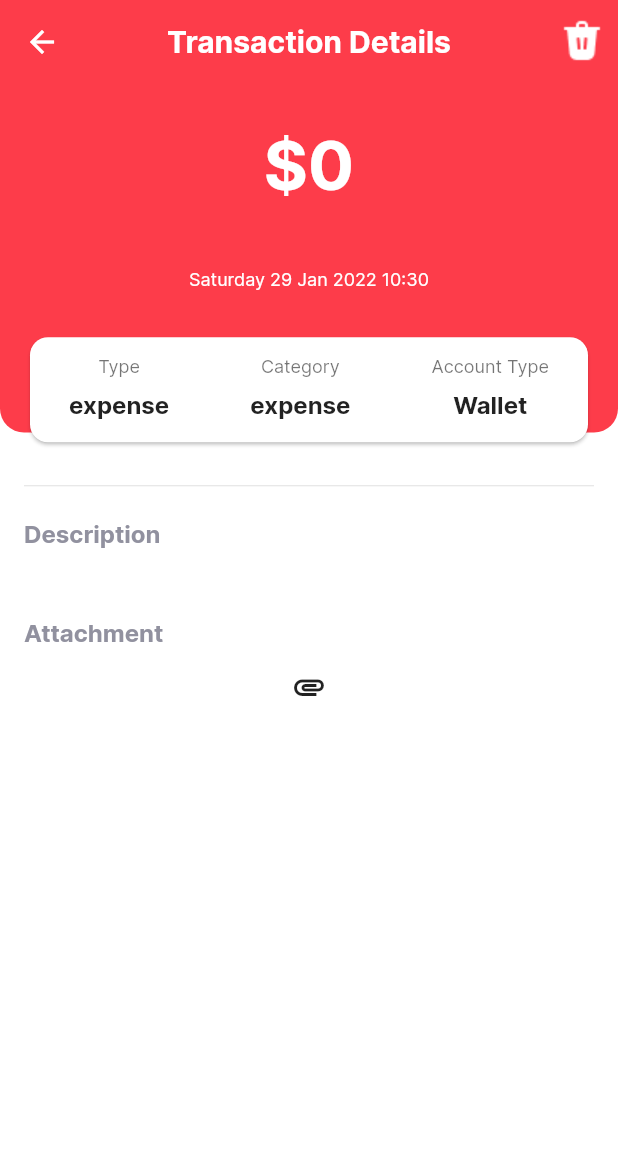
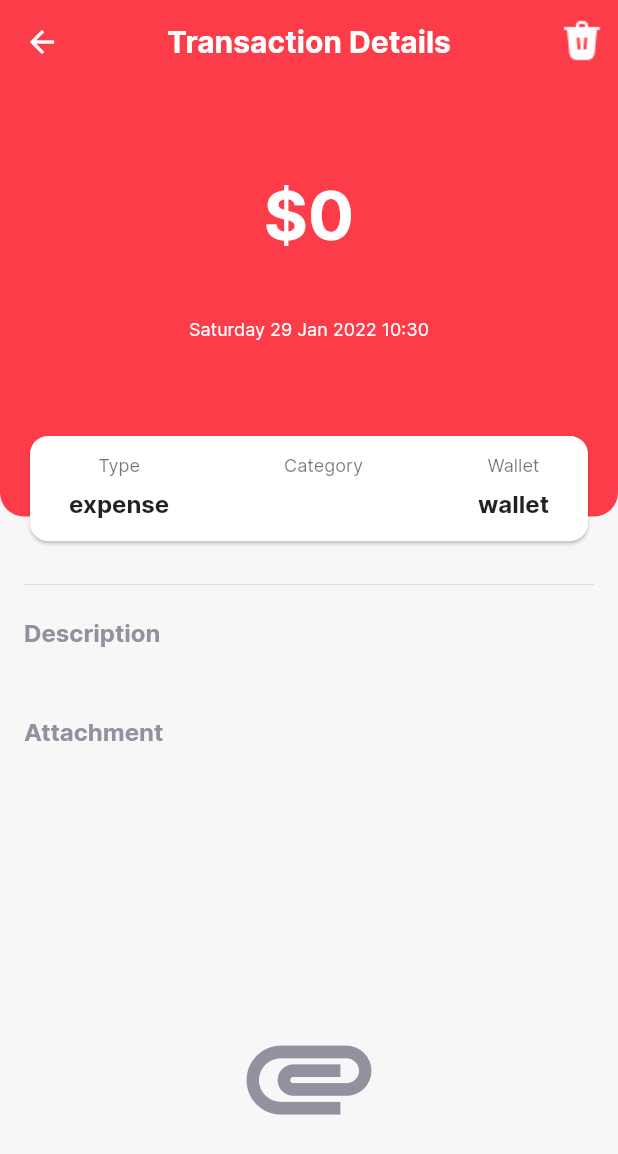
Before and after one commit to mostafaemara/expense_tracker_app, a Flutter app: the TransactionDetailsPage screen opened directly with empty values, on a phone screen of 412 x 824 dp. Shown: the top 1154 px of the screen. Run offline on Flutter 3.47's test engine with Material 2 defaults, Android fonts, the light colour scheme and no system bars; our stand-ins replace auto_route, bloc, bubble_tab_indicator, cached_network_image, cloud_firestore, equatable and 11 more; missing offline and left inert: arabic_numbers, ntp; accounts and stored records are empty; generated files the repository leaves out were written again.

Commit message:
finished transaction details

```diff
--- a/lib/src/extenstions/date_time_helper.dart
+++ b/lib/src/extenstions/date_time_helper.dart
@@ -1,3 +1,5 @@
+import 'package:intl/intl.dart';
+
 extension DateTimeFilter on DateTime {
   bool isAfterEqual(DateTime date) {
     return (isAfter(date) ||
@@ -8,4 +10,16 @@ extension DateTimeFilter on DateTime {
     return (isBefore(date) ||
         (day == date.day && month == date.month && year == date.year));
   }
+
+  String formatTimeHHMMAMPM() {
+    final formattedDate = DateFormat('hh:mm a').format(this);
+
+    return formattedDate;
+  }
+
+  String formatDateDDDDdMMyhm() {
+    final formattedDate = DateFormat('EEEE d MMM y hh:mm').format(this);
+
+    return formattedDate;
+  }
 }
--- a/lib/src/extenstions/transaction_helper.dart
+++ b/lib/src/extenstions/transaction_helper.dart
@@ -68,16 +68,4 @@ extension TransactionFormatter on Transaction {
     }
     return formattedAmount;
   }
-
-  String formatTimeHHMMAMPM() {
-    final formattedDate = DateFormat('hh:mm a').format(date);
-
-    return formattedDate;
-  }
-
-  String formatDate() {
-    final formattedDate = DateFormat('EEEE d MMM y hh:mm').format(date);
-
-    return formattedDate;
-  }
 }
--- a/lib/src/pages/main/home/widgets/transaction_list_item.dart
+++ b/lib/src/pages/main/home/widgets/transaction_list_item.dart
@@ -6,6 +6,7 @@ import 'package:expense_tracker_app/src/styles/app_colors.dart';
 import 'package:flutter/material.dart';
 
 import '../../../../extenstions/transaction_helper.dart';
+import "../../../../extenstions/date_time_helper.dart";
 import "../../../../extenstions/multilingual_helper.dart";
 
 class TransactionListItem extends StatelessWidget {
@@ -84,7 +85,7 @@ class TransactionListItem extends StatelessWidget {
                         fontWeight: FontWeight.w600),
                   ),
                   Text(
-                    transaction.formatTimeHHMMAMPM(),
+                    transaction.date.formatTimeHHMMAMPM(),
                     style: Theme.of(context)
                         .textTheme
                         .caption!
--- a/lib/src/pages/transaction_details/transaction_details.dart
+++ b/lib/src/pages/transaction_details/transaction_details.dart
@@ -3,8 +3,10 @@ import 'package:expense_tracker_app/src/models/transaction.dart';
 import 'package:expense_tracker_app/src/styles/app_colors.dart';
 import 'package:flutter/material.dart';
 import "../../extenstions/transaction_helper.dart";
-import "../../extenstions/number_helper.dart";
-import "../../helpers/image_helper.dart";
+
+import 'widgets/attachment.dart';
+import 'widgets/content_card.dart';
+import 'widgets/header.dart';
 
 class TransactionDetailsPage extends StatelessWidget {
   const TransactionDetailsPage({Key? key, required this.transaction})
@@ -12,119 +14,48 @@ class TransactionDetailsPage extends StatelessWidget {
   final Transaction transaction;
   @override
   Widget build(BuildContext context) {
-    return Stack(
-      children: [
-        Container(
-          color: Theme.of(context).colorScheme.surface,
+    return Scaffold(
+      appBar: AppBar(
+        backgroundColor: context.transactionIconColor(transaction.type),
+        iconTheme: Theme.of(context)
+            .appBarTheme
+            .iconTheme!
+            .copyWith(color: Theme.of(context).colorScheme.onPrimary),
+        title: Text(
+          "Transaction Details",
+          style: Theme.of(context)
+              .appBarTheme
+              .titleTextStyle!
+              .copyWith(color: Theme.of(context).colorScheme.onPrimary),
         ),
-        Container(
-          decoration: BoxDecoration(
-              color: context.transactionIconColor(transaction.type),
-              borderRadius: const BorderRadius.only(
-                  bottomLeft: Radius.circular(16),
-                  bottomRight: Radius.circular(16))),
-          height: MediaQuery.of(context).size.height * 0.35,
-        ),
-        Scaffold(
-          backgroundColor: Colors.transparent,
-          appBar: AppBar(
-            iconTheme: Theme.of(context)
-                .appBarTheme
-                .iconTheme!
-                .copyWith(color: Theme.of(context).colorScheme.onPrimary),
-            title: Text(
-              "Transaction Details",
-              style: Theme.of(context)
-                  .appBarTheme
-                  .titleTextStyle!
-                  .copyWith(color: Theme.of(context).colorScheme.onPrimary),
+        actions: [DeleteButton()],
+      ),
+      body: SingleChildScrollView(
+        child: Stack(
+          children: [
+            Container(
+              decoration: BoxDecoration(
+                  color: context.transactionIconColor(transaction.type),
+                  borderRadius: const BorderRadius.only(
+                      bottomLeft: Radius.circular(16),
+                      bottomRight: Radius.circular(16))),
+              height: (MediaQuery.of(context).size.height * 0.35) -
+                  MediaQuery.of(context).padding.top,
             ),
-            actions: [
-              IconButton(
-                  onPressed: () {},
-                  icon: Image.asset("assets/images/trash.png"))
-            ],
-          ),
-          body: SingleChildScrollView(
-            child: Padding(
+            Padding(
               padding: const EdgeInsets.symmetric(horizontal: 16),
               child: Column(
                 crossAxisAlignment: CrossAxisAlignment.start,
                 children: [
-                  SizedBox(
-                    height: (MediaQuery.of(context).size.height * 0.20),
-                    width: double.infinity,
-                    child: Column(
-                      children: [
-                        const Spacer(),
-                        Text(
-                          "\$${transaction.amount.translate(context)}",
-                          textAlign: TextAlign.center,
-                          style: Theme.of(context)
-                              .textTheme
-                              .headline3
-                              ?.copyWith(
-                                  color:
-                                      Theme.of(context).colorScheme.onPrimary,
-                                  fontWeight: FontWeight.w700),
-                        ),
-                        const SizedBox(
-                          height: 15,
-                        ),
-                        Text(
-                          transaction.description,
-                          textAlign: TextAlign.center,
-                          style: Theme.of(context)
-                              .textTheme
-                              .subtitle1
-                              ?.copyWith(
-                                  color:
-                                      Theme.of(context).colorScheme.onPrimary,
-                                  fontWeight: FontWeight.w500),
-                        ),
-                        const SizedBox(
-                          height: 8,
-                        ),
-                        Text(
-                          transaction.formatDate(),
-                          textAlign: TextAlign.center,
-                          style: Theme.of(context).textTheme.caption?.copyWith(
-                              color: Theme.of(context).colorScheme.onPrimary,
-                              fontWeight: FontWeight.w500),
-                        ),
-                        const Spacer(),
-                      ],
-                    ),
+                  Header(
+                    amount: transaction.amount,
+                    description: transaction.description,
+                    date: transaction.date,
                   ),
-                  Card(
-                    shape: RoundedRectangleBorder(
-                        borderRadius: BorderRadius.circular(12)),
-                    color: Colors.white,
-                    child: SizedBox(
-                      width: double.infinity,
-                      height: MediaQuery.of(context).size.height * 0.085,
-                      child: Padding(
-                        padding: const EdgeInsets.symmetric(
-                            horizontal: 26, vertical: 12),
-                        child: Row(
-                          mainAxisAlignment: MainAxisAlignment.spaceBetween,
-                          children: [
-                            _ContentField(
-                              fieldKey: "Type",
-                              fieldValue: transaction.type.name,
-                            ),
-                            _ContentField(
-                              fieldKey: "Category",
-                              fieldValue: transaction.type.name,
-                            ),
-                            _ContentField(
-                              fieldKey: "Account Type",
-                              fieldValue: "Wallet",
-                            ),
-                          ],
-                        ),
-                      ),
-                    ),
+                  ContentFieldsCard(
+                    account: "wallet",
+                    type: transaction.type.name,
+                    category: transaction.category.title.english,
                   ),
                   const SizedBox(
                     height: 17,
@@ -156,53 +87,96 @@ class TransactionDetailsPage extends StatelessWidget {
                   const SizedBox(
                     height: 15,
                   ),
-                  SizedBox(
-                    width: double.infinity,
-                    child: transaction.attachment.isNotEmpty
-                        ? Image.memory(
-                            transaction.attachment.base64ToImage(),
-                            fit: BoxFit.cover,
-                          )
-                        : Icon(Icons.attachment),
+                  Attachment(
+                    attachment: transaction.attachment,
+                  ),
+                  const SizedBox(
+                    height: 50,
                   ),
                 ],
               ),
             ),
-          ),
+          ],
         ),
-      ],
+      ),
     );
   }
 }
 
-class _ContentField extends StatelessWidget {
-  const _ContentField({
+class DeleteButton extends StatelessWidget {
+  const DeleteButton({
     Key? key,
-    required this.fieldKey,
-    required this.fieldValue,
   }) : super(key: key);
-  final String fieldKey;
-  final String fieldValue;
 
   @override
   Widget build(BuildContext context) {
-    return Column(
-      children: [
-        Expanded(
-            child: Text(
-          fieldKey,
-          style: Theme.of(context).textTheme.caption,
-        )),
-        Expanded(
-          child: Text(
-            fieldValue,
-            style: Theme.of(context)
-                .textTheme
-                .subtitle1
-                ?.copyWith(fontWeight: FontWeight.w600),
+    return IconButton(
+        onPressed: () => _showRemoveBottomSheet(context),
+        icon: Image.asset("assets/images/trash.png"));
+  }
+
+  void _showRemoveBottomSheet(BuildContext context) {
+    showBottomSheet(
+      context: context,
+      builder: (context) => SizedBox(
+        height: 217,
+        width: double.infinity,
+        child: Card(
+          shape: const RoundedRectangleBorder(
+              borderRadius: BorderRadius.only(
+                  topLeft: Radius.circular(24),
+                  bottomLeft: Radius.circular(24))),
+          child: Padding(
+            padding: const EdgeInsets.all(16),
+            child: Column(
+              mainAxisAlignment: MainAxisAlignment.spaceBetween,
+              children: [
+                Text(
+                  "Remove this transaction?",
+                  style: Theme.of(context).textTheme.subtitle1?.copyWith(
+                        fontSize: 18,
+                        fontWeight: FontWeight.w600,
+                      ),
+                ),
+                Text(
+                  "Are you sure do you wanna remove this transaction?",
+                  textAlign: TextAlign.center,
+                  style: Theme.of(context).textTheme.subtitle1?.copyWith(
+                      fontSize: 16,
+                      fontWeight: FontWeight.w500,
+                      color: AppColors.light20),
+                ),
+                SizedBox(
+                  height: 56,
+                  child: Row(
+                    crossAxisAlignment: CrossAxisAlignment.stretch,
+                    children: [
+                      Expanded(
+                          child: ElevatedButton(
+                              style: ElevatedButton.styleFrom(
+                                  onPrimary: AppColors.violet,
+                                  primary: AppColors.violet20),
+                              onPressed: () {
+                                Navigator.of(context).pop();
+                              },
+                              child: const Text("No"))),
+                      const SizedBox(
+                        width: 16,
+                      ),
+                      Expanded(
+                          child: ElevatedButton(
+                              onPressed: () {
+                                Navigator.of(context).pop();
+                              },
+                              child: const Text("Yes")))
+                    ],
+                  ),
+                )
+              ],
+            ),
           ),
-        )
-      ],
+        ),
+      ),
     );
   }
 }
--- /dev/null
+++ b/lib/src/pages/transaction_details/widgets/attachment.dart
@@ -0,0 +1,33 @@
+import 'package:expense_tracker_app/src/helpers/image_helper.dart';
+import 'package:expense_tracker_app/src/styles/app_colors.dart';
+import 'package:flutter/material.dart';
+
+class Attachment extends StatelessWidget {
+  const Attachment({
+    Key? key,
+    required this.attachment,
+  }) : super(key: key);
+
+  final String attachment;
+
+  @override
+  Widget build(BuildContext context) {
+    return SizedBox(
+      width: MediaQuery.of(context).size.width,
+      height: MediaQuery.of(context).size.width,
+      child: attachment.isNotEmpty
+          ? ClipRRect(
+              borderRadius: BorderRadius.circular(8),
+              child: Image.memory(
+                attachment.base64ToImage(),
+                fit: BoxFit.cover,
+              ),
+            )
+          : const Icon(
+              Icons.attachment,
+              size: 100,
+              color: AppColors.light20,
+            ),
+    );
+  }
+}
--- /dev/null
+++ b/lib/src/pages/transaction_details/widgets/content_card.dart
@@ -0,0 +1,77 @@
+import 'package:flutter/material.dart';
+
+class ContentFieldsCard extends StatelessWidget {
+  const ContentFieldsCard({
+    Key? key,
+    required this.type,
+    required this.category,
+    required this.account,
+  }) : super(key: key);
+
+  final String type;
+  final String category;
+  final String account;
+  @override
+  Widget build(BuildContext context) {
+    return Card(
+      shape: RoundedRectangleBorder(borderRadius: BorderRadius.circular(12)),
+      color: Colors.white,
+      child: SizedBox(
+        width: double.infinity,
+        height: MediaQuery.of(context).size.height * 0.085,
+        child: Padding(
+          padding: const EdgeInsets.symmetric(horizontal: 26, vertical: 12),
+          child: Row(
+            mainAxisAlignment: MainAxisAlignment.spaceBetween,
+            children: [
+              _ContentField(
+                fieldKey: "Type",
+                fieldValue: type,
+              ),
+              _ContentField(
+                fieldKey: "Category",
+                fieldValue: category,
+              ),
+              _ContentField(
+                fieldKey: "Wallet",
+                fieldValue: account,
+              ),
+            ],
+          ),
+        ),
+      ),
+    );
+  }
+}
+
+class _ContentField extends StatelessWidget {
+  const _ContentField({
+    Key? key,
+    required this.fieldKey,
+    required this.fieldValue,
+  }) : super(key: key);
+  final String fieldKey;
+  final String fieldValue;
+
+  @override
+  Widget build(BuildContext context) {
+    return Column(
+      children: [
+        Expanded(
+            child: Text(
+          fieldKey,
+          style: Theme.of(context).textTheme.caption,
+        )),
+        Expanded(
+          child: Text(
+            fieldValue,
+            style: Theme.of(context)
+                .textTheme
+                .subtitle1
+                ?.copyWith(fontWeight: FontWeight.w600),
+          ),
+        )
+      ],
+    );
+  }
+}
--- /dev/null
+++ b/lib/src/pages/transaction_details/widgets/header.dart
@@ -0,0 +1,58 @@
+import 'package:expense_tracker_app/src/extenstions/number_helper.dart';
+import 'package:flutter/material.dart';
+import "../../../extenstions/date_time_helper.dart";
+
+class Header extends StatelessWidget {
+  const Header({
+    Key? key,
+    required this.amount,
+    required this.description,
+    required this.date,
+  }) : super(key: key);
+
+  final double amount;
+  final String description;
+  final DateTime date;
+
+  @override
+  Widget build(BuildContext context) {
+    return SizedBox(
+      height: (MediaQuery.of(context).size.height * 0.28) -
+          MediaQuery.of(context).padding.top,
+      width: double.infinity,
+      child: Column(
+        children: [
+          const Spacer(),
+          Text(
+            "\$${amount.translate(context)}",
+            textAlign: TextAlign.center,
+            style: Theme.of(context).textTheme.headline3?.copyWith(
+                color: Theme.of(context).colorScheme.onPrimary,
+                fontWeight: FontWeight.w700),
+          ),
+          const SizedBox(
+            height: 15,
+          ),
+          Text(
+            description,
+            textAlign: TextAlign.center,
+            style: Theme.of(context).textTheme.subtitle1?.copyWith(
+                color: Theme.of(context).colorScheme.onPrimary,
+                fontWeight: FontWeight.w500),
+          ),
+          const SizedBox(
+            height: 8,
+          ),
+          Text(
+            date.formatDateDDDDdMMyhm(),
+            textAlign: TextAlign.center,
+            style: Theme.of(context).textTheme.caption?.copyWith(
+                color: Theme.of(context).colorScheme.onPrimary,
+                fontWeight: FontWeight.w500),
+          ),
+          const Spacer(),
+        ],
+      ),
+    );
+  }
+}
```
